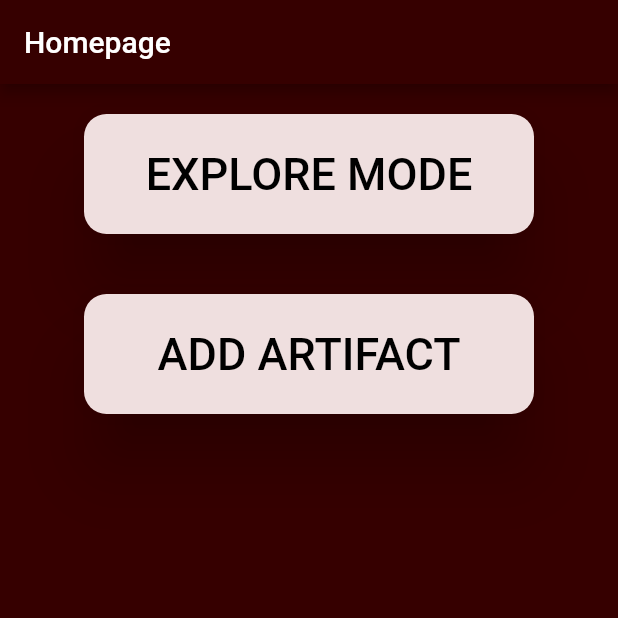
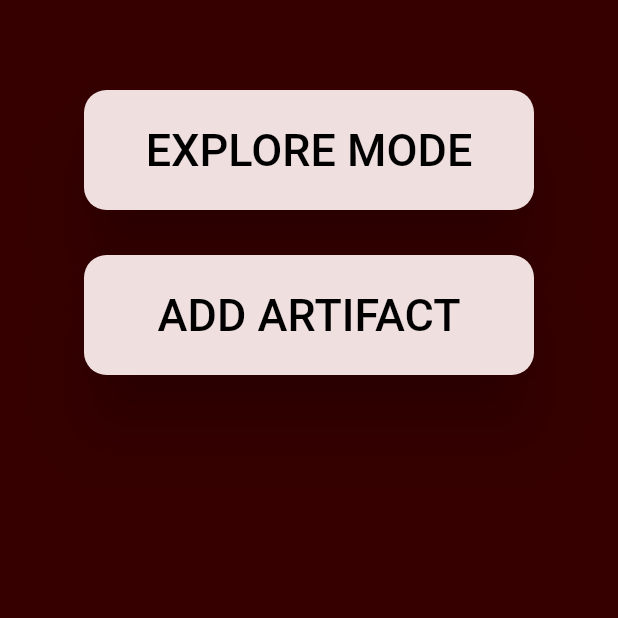
Before and after one commit to jooleyaz/Hoax-Buster, a Flutter app: the screen it shows after launch, on a phone screen of 412 x 824 dp, the top half of it. Run offline on Flutter 3.47's test engine with Material 2 defaults, Android fonts, the light colour scheme and no system bars; our stand-ins replace image_picker, permission_handler; missing offline and left inert: edge_detection; Roboto replaces fonts that are missing (Lexend-Regular).

Commit message:
added padding

```diff
--- a/front_end/memory_museum/lib/home.dart
+++ b/front_end/memory_museum/lib/home.dart
@@ -15,14 +15,10 @@ class _MyHomePageState extends State<MyHomePage> {
   Widget build(BuildContext context) {
     return Scaffold(
         backgroundColor: const Color(0xff360000),
-        appBar: AppBar(
-          backgroundColor: const Color(0xff360000),
-          title: const Text("Homepage"),
-        ),
         body: Center(
           child: Column(children: [
             Padding(
-              padding: EdgeInsets.all(20.0),
+              padding: const EdgeInsets.only(top: 60),
               child: ElevatedButton(
                 onPressed: () {
                   Navigator.push(
@@ -34,7 +30,7 @@ class _MyHomePageState extends State<MyHomePage> {
                 style: ElevatedButton.styleFrom(
                   padding: const EdgeInsets.all(20.0),
                   fixedSize: const Size(300, 80),
-                  backgroundColor: Color.fromARGB(255, 239, 223, 223),
+                  backgroundColor: const Color.fromARGB(255, 239, 223, 223),
                   elevation: 20,
                   shadowColor: Colors.black,
                   alignment: Alignment.center,
@@ -54,7 +50,7 @@ class _MyHomePageState extends State<MyHomePage> {
               ),
             ),
             Padding(
-              padding: EdgeInsets.all(20.0),
+              padding: const EdgeInsets.all(30.0),
               child: ElevatedButton(
                 onPressed: () {
                   Navigator.push(
@@ -65,7 +61,7 @@ class _MyHomePageState extends State<MyHomePage> {
                 style: ElevatedButton.styleFrom(
                   padding: const EdgeInsets.all(20.0),
                   fixedSize: const Size(300, 80),
-                  backgroundColor: Color.fromARGB(255, 239, 223, 223),
+                  backgroundColor: const Color.fromARGB(255, 239, 223, 223),
                   elevation: 20,
                   shadowColor: Colors.black,
                   alignment: Alignment.center,
```
